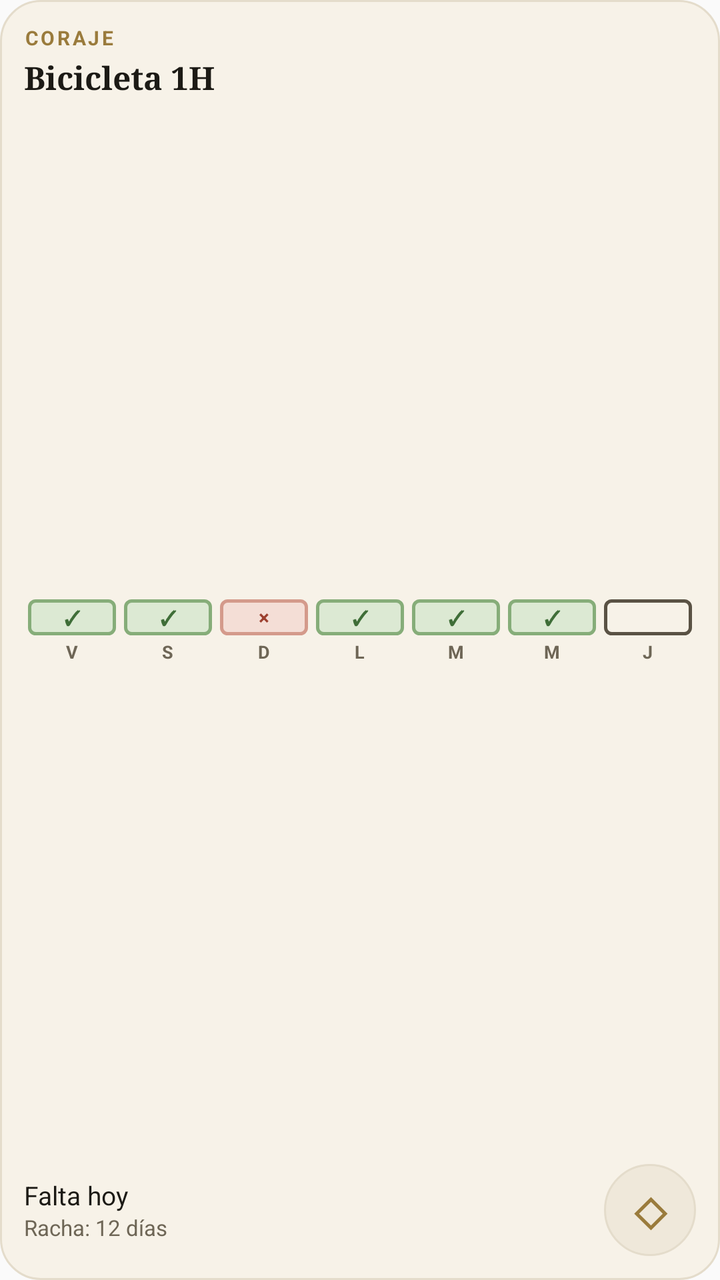
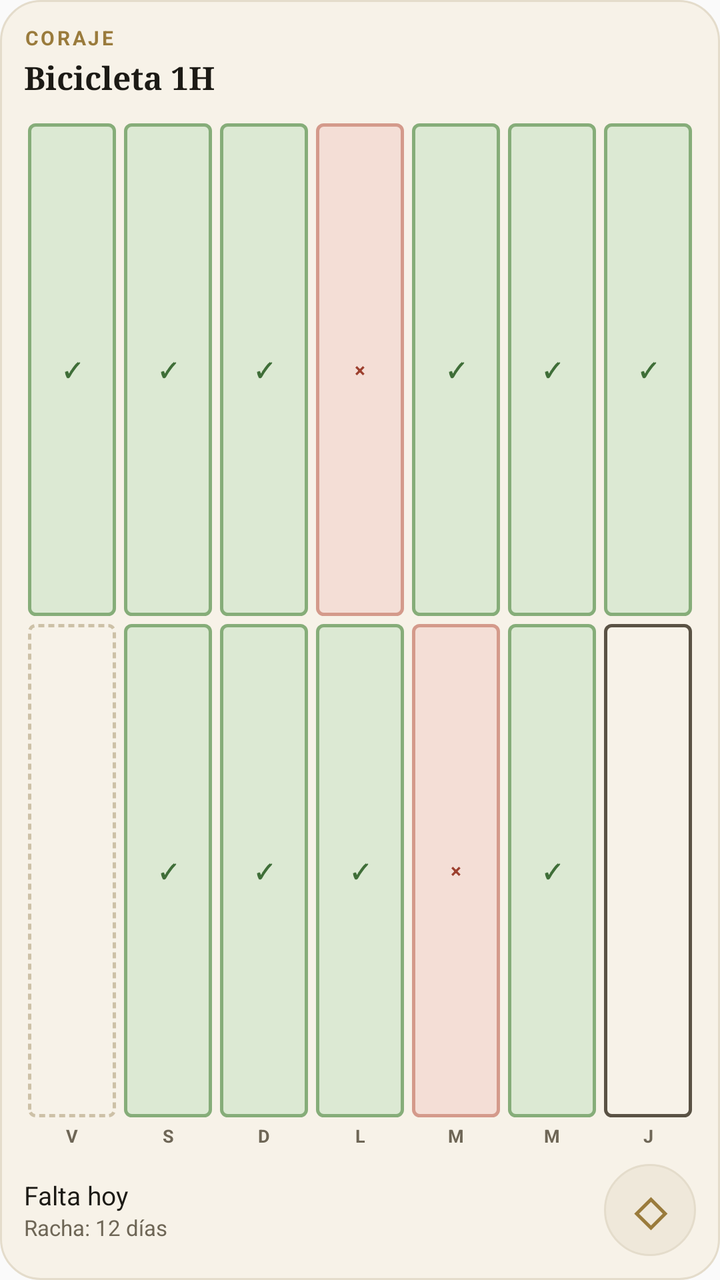

Screens rendered from an Android XML layout before and after an edit, with the pre-edit source and the edit as a unified diff.
<!-- AndroidManifest.xml: application theme AppTheme -->
<!-- res/layout/widget_habito_muestra.xml -->
<?xml version="1.0" encoding="utf-8"?>
<LinearLayout xmlns:android="http://schemas.android.com/apk/res/android" android:id="@+id/widget_raiz" android:layout_width="match_parent" android:layout_height="match_parent" android:background="@drawable/widget_fondo" android:orientation="vertical" android:padding="12dp">

    <TextView android:id="@+id/h_virtud" android:layout_width="wrap_content" android:layout_height="wrap_content" android:letterSpacing="0.12" android:maxLines="1" android:text="Coraje" android:textAllCaps="true" android:textColor="@color/widget_dorado" android:textSize="10sp" android:textStyle="bold"/>

    <TextView android:id="@+id/h_nombre" android:layout_width="match_parent" android:layout_height="wrap_content" android:layout_marginTop="2dp" android:ellipsize="end" android:fontFamily="serif" android:maxLines="2" android:text="Bicicleta 1H" android:textColor="@color/widget_texto" android:textSize="16sp" android:textStyle="bold"/>

    <FrameLayout android:layout_width="match_parent" android:layout_height="0dp" android:layout_weight="1" android:minHeight="6dp"/>

    
    <LinearLayout android:id="@+id/h_semana" android:layout_width="match_parent" android:layout_height="wrap_content" android:orientation="horizontal">

        <LinearLayout android:layout_width="0dp" android:layout_height="wrap_content" android:layout_weight="1" android:gravity="center_horizontal" android:orientation="vertical">

            <TextView android:id="@+id/h_bx0" android:layout_width="match_parent" android:layout_height="18dp" android:layout_marginStart="2dp" android:layout_marginEnd="2dp" android:background="@drawable/dia_ok" android:gravity="center" android:textColor="@color/widget_ok" android:textSize="10sp" android:textStyle="bold" android:text="✓"/>

            <TextView android:id="@+id/h_lb0" android:layout_width="wrap_content" android:layout_height="wrap_content" android:layout_marginTop="2dp" android:textColor="@color/widget_suave" android:textSize="9sp" android:textStyle="bold" android:text="V"/>
        </LinearLayout>

        <LinearLayout android:layout_width="0dp" android:layout_height="wrap_content" android:layout_weight="1" android:gravity="center_horizontal" android:orientation="vertical">

            <TextView android:id="@+id/h_bx1" android:layout_width="match_parent" android:layout_height="18dp" android:layout_marginStart="2dp" android:layout_marginEnd="2dp" android:background="@drawable/dia_ok" android:gravity="center" android:textColor="@color/widget_ok" android:textSize="10sp" android:textStyle="bold" android:text="✓"/>

            <TextView android:id="@+id/h_lb1" android:layout_width="wrap_content" android:layout_height="wrap_content" android:layout_marginTop="2dp" android:textColor="@color/widget_suave" android:textSize="9sp" android:textStyle="bold" android:text="S"/>
        </LinearLayout>

        <LinearLayout android:layout_width="0dp" android:layout_height="wrap_content" android:layout_weight="1" android:gravity="center_horizontal" android:orientation="vertical">

            <TextView android:id="@+id/h_bx2" android:layout_width="match_parent" android:layout_height="18dp" android:layout_marginStart="2dp" android:layout_marginEnd="2dp" android:background="@drawable/dia_mal" android:gravity="center" android:textColor="@color/widget_miss" android:textSize="10sp" android:textStyle="bold" android:text="×"/>

            <TextView android:id="@+id/h_lb2" android:layout_width="wrap_content" android:layout_height="wrap_content" android:layout_marginTop="2dp" android:textColor="@color/widget_suave" android:textSize="9sp" android:textStyle="bold" android:text="D"/>
        </LinearLayout>

        <LinearLayout android:layout_width="0dp" android:layout_height="wrap_content" android:layout_weight="1" android:gravity="center_horizontal" android:orientation="vertical">

            <TextView android:id="@+id/h_bx3" android:layout_width="match_parent" android:layout_height="18dp" android:layout_marginStart="2dp" android:layout_marginEnd="2dp" android:background="@drawable/dia_ok" android:gravity="center" android:textColor="@color/widget_ok" android:textSize="10sp" android:textStyle="bold" android:text="✓"/>

            <TextView android:id="@+id/h_lb3" android:layout_width="wrap_content" android:layout_height="wrap_content" android:layout_marginTop="2dp" android:textColor="@color/widget_suave" android:textSize="9sp" android:textStyle="bold" android:text="L"/>
        </LinearLayout>

        <LinearLayout android:layout_width="0dp" android:layout_height="wrap_content" android:layout_weight="1" android:gravity="center_horizontal" android:orientation="vertical">

            <TextView android:id="@+id/h_bx4" android:layout_width="match_parent" android:layout_height="18dp" android:layout_marginStart="2dp" android:layout_marginEnd="2dp" android:background="@drawable/dia_ok" android:gravity="center" android:textColor="@color/widget_ok" android:textSize="10sp" android:textStyle="bold" android:text="✓"/>

            <TextView android:id="@+id/h_lb4" android:layout_width="wrap_content" android:layout_height="wrap_content" android:layout_marginTop="2dp" android:textColor="@color/widget_suave" android:textSize="9sp" android:textStyle="bold" android:text="M"/>
        </LinearLayout>

        <LinearLayout android:layout_width="0dp" android:layout_height="wrap_content" android:layout_weight="1" android:gravity="center_horizontal" android:orientation="vertical">

            <TextView android:id="@+id/h_bx5" android:layout_width="match_parent" android:layout_height="18dp" android:layout_marginStart="2dp" android:layout_marginEnd="2dp" android:background="@drawable/dia_ok" android:gravity="center" android:textColor="@color/widget_ok" android:textSize="10sp" android:textStyle="bold" android:text="✓"/>

            <TextView android:id="@+id/h_lb5" android:layout_width="wrap_content" android:layout_height="wrap_content" android:layout_marginTop="2dp" android:textColor="@color/widget_suave" android:textSize="9sp" android:textStyle="bold" android:text="M"/>
        </LinearLayout>

        <LinearLayout android:layout_width="0dp" android:layout_height="wrap_content" android:layout_weight="1" android:gravity="center_horizontal" android:orientation="vertical">

            <TextView android:id="@+id/h_bx6" android:layout_width="match_parent" android:layout_height="18dp" android:layout_marginStart="2dp" android:layout_marginEnd="2dp" android:background="@drawable/dia_hoy" android:gravity="center" android:textColor="@color/widget_ok" android:textSize="10sp" android:textStyle="bold" android:text=""/>

            <TextView android:id="@+id/h_lb6" android:layout_width="wrap_content" android:layout_height="wrap_content" android:layout_marginTop="2dp" android:textColor="@color/widget_suave" android:textSize="9sp" android:textStyle="bold" android:text="J"/>
        </LinearLayout>
    </LinearLayout>

    <FrameLayout android:layout_width="match_parent" android:layout_height="0dp" android:layout_weight="1" android:minHeight="6dp"/>

    <LinearLayout android:layout_width="match_parent" android:layout_height="wrap_content" android:gravity="center_vertical" android:orientation="horizontal">

        <LinearLayout android:layout_width="0dp" android:layout_height="wrap_content" android:layout_weight="1" android:orientation="vertical">

            <TextView android:id="@+id/h_detalle" android:layout_width="wrap_content" android:layout_height="wrap_content" android:maxLines="1" android:textColor="@color/widget_texto" android:textSize="13sp" android:text="Falta hoy"/>

            <TextView android:id="@+id/h_racha" android:layout_width="wrap_content" android:layout_height="wrap_content" android:maxLines="1" android:textColor="@color/widget_suave" android:textSize="11sp" android:text="Racha: 12 días"/>
        </LinearLayout>

        <TextView android:id="@+id/h_marca" android:layout_width="46dp" android:layout_height="46dp" android:background="@drawable/widget_boton" android:gravity="center" android:text="◇" android:textColor="@color/widget_dorado" android:textSize="26sp" android:textStyle="bold"/>
    </LinearLayout>
</LinearLayout>
<!-- resources referenced by this layout -->
<resources>
  <color name="widget_dorado">#9A7B3C</color>
  <color name="widget_miss">#9C3F2E</color>
  <color name="widget_ok">#3F6E38</color>
  <color name="widget_suave">#6E6656</color>
  <color name="widget_texto">#1C1A15</color>
  <!-- drawable dia_hoy (drawable) -->
  <?xml version="1.0" encoding="utf-8"?>
  <shape xmlns:android="http://schemas.android.com/apk/res/android" android:shape="rectangle">
      <solid android:color="#00000000" />
      <stroke android:width="1.5dp" android:color="@color/widget_mu2" />
      <corners android:radius="3dp" />
  </shape>
  <!-- drawable dia_mal (drawable) -->
  <?xml version="1.0" encoding="utf-8"?>
  <shape xmlns:android="http://schemas.android.com/apk/res/android" android:shape="rectangle">
      <solid android:color="@color/widget_missbg" />
      <stroke android:width="1.5dp" android:color="@color/widget_missbd" />
      <corners android:radius="3dp" />
  </shape>
  <!-- drawable dia_ok (drawable) -->
  <?xml version="1.0" encoding="utf-8"?>
  <shape xmlns:android="http://schemas.android.com/apk/res/android" android:shape="rectangle">
      <solid android:color="@color/widget_okbg" />
      <stroke android:width="1.5dp" android:color="@color/widget_okbd" />
      <corners android:radius="3dp" />
  </shape>
  <!-- drawable widget_boton (drawable) -->
  <?xml version="1.0" encoding="utf-8"?>
  <shape xmlns:android="http://schemas.android.com/apk/res/android" android:shape="oval">
      <solid android:color="@color/widget_fila" />
      <stroke android:width="1dp" android:color="@color/widget_borde" />
  </shape>
  <!-- drawable widget_fondo (drawable) -->
  <?xml version="1.0" encoding="utf-8"?>
  <shape xmlns:android="http://schemas.android.com/apk/res/android" android:shape="rectangle">
      <solid android:color="@color/widget_fondo" />
      <corners android:radius="20dp" />
      <stroke android:width="1dp" android:color="@color/widget_borde" />
  </shape>
  <style name="AppTheme" parent="Theme.AppCompat.Light.DarkActionBar">
          
          <item name="colorPrimary">@color/colorPrimary</item>
          <item name="colorPrimaryDark">@color/colorPrimaryDark</item>
          <item name="colorAccent">@color/colorAccent</item>
      </style>
  <color name="widget_mu2">#5A5244</color>
  <color name="widget_missbg">#F4DED6</color>
  <color name="widget_missbd">#D49A8B</color>
  <color name="widget_okbg">#DCE9D3</color>
  <color name="widget_okbd">#86AD79</color>
  <color name="widget_fila">#EFE8DA</color>
  <color name="widget_borde">#E4DCCB</color>
  <color name="widget_fondo">#F7F2E8</color>
</resources>

<!-- the commit's change to res/layout/widget_habito_muestra.xml (unified diff, before → after) -->
@@ -5,62 +5,111 @@
 
     <TextView android:id="@+id/h_nombre" android:layout_width="match_parent" android:layout_height="wrap_content" android:layout_marginTop="2dp" android:ellipsize="end" android:fontFamily="serif" android:maxLines="2" android:text="Bicicleta 1H" android:textColor="@color/widget_texto" android:textSize="16sp" android:textStyle="bold"/>
 
-    <FrameLayout android:layout_width="match_parent" android:layout_height="0dp" android:layout_weight="1" android:minHeight="6dp"/>
+    
+    <LinearLayout android:id="@+id/h_semana" android:layout_width="match_parent" android:layout_height="0dp" android:layout_marginTop="8dp" android:layout_marginBottom="8dp" android:layout_weight="1" android:gravity="bottom" android:orientation="vertical">
 
-    
-    <LinearLayout android:id="@+id/h_semana" android:layout_width="match_parent" android:layout_height="wrap_content" android:orientation="horizontal">
+        <LinearLayout android:id="@+id/h_f0" android:layout_width="match_parent" android:layout_height="0dp" android:layout_weight="1" android:minHeight="14dp" android:layout_marginTop="4dp" android:orientation="horizontal" android:visibility="gone">
 
-        <LinearLayout android:layout_width="0dp" android:layout_height="wrap_content" android:layout_weight="1" android:gravity="center_horizontal" android:orientation="vertical">
+            <TextView android:id="@+id/h_b0_0" android:layout_width="0dp" android:layout_height="match_parent" android:layout_marginStart="2dp" android:layout_marginEnd="2dp" android:layout_weight="1" android:background="@drawable/dia_vacio" android:gravity="center" android:textColor="@color/widget_ok" android:textSize="10sp" android:textStyle="bold"/>
 
-            <TextView android:id="@+id/h_bx0" android:layout_width="match_parent" android:layout_height="18dp" android:layout_marginStart="2dp" android:layout_marginEnd="2dp" android:background="@drawable/dia_ok" android:gravity="center" android:textColor="@color/widget_ok" android:textSize="10sp" android:textStyle="bold" android:text="✓"/>
+            <TextView android:id="@+id/h_b0_1" android:layout_width="0dp" android:layout_height="match_parent" android:layout_marginStart="2dp" android:layout_marginEnd="2dp" android:layout_weight="1" android:background="@drawable/dia_vacio" android:gravity="center" android:textColor="@color/widget_ok" android:textSize="10sp" android:textStyle="bold"/>
 
-            <TextView android:id="@+id/h_lb0" android:layout_width="wrap_content" android:layout_height="wrap_content" android:layout_marginTop="2dp" android:textColor="@color/widget_suave" android:textSize="9sp" android:textStyle="bold" android:text="V"/>
+            <TextView android:id="@+id/h_b0_2" android:layout_width="0dp" android:layout_height="match_parent" android:layout_marginStart="2dp" android:layout_marginEnd="2dp" android:layout_weight="1" android:background="@drawable/dia_vacio" android:gravity="center" android:textColor="@color/widget_ok" android:textSize="10sp" android:textStyle="bold"/>
+
+            <TextView android:id="@+id/h_b0_3" android:layout_width="0dp" android:layout_height="match_parent" android:layout_marginStart="2dp" android:layout_marginEnd="2dp" android:layout_weight="1" android:background="@drawable/dia_vacio" android:gravity="center" android:textColor="@color/widget_ok" android:textSize="10sp" android:textStyle="bold"/>
+
+            <TextView android:id="@+id/h_b0_4" android:layout_width="0dp" android:layout_height="match_parent" android:layout_marginStart="2dp" android:layout_marginEnd="2dp" android:layout_weight="1" android:background="@drawable/dia_vacio" android:gravity="center" android:textColor="@color/widget_ok" android:textSize="10sp" android:textStyle="bold"/>
+
+            <TextView android:id="@+id/h_b0_5" android:layout_width="0dp" android:layout_height="match_parent" android:layout_marginStart="2dp" android:layout_marginEnd="2dp" android:layout_weight="1" android:background="@drawable/dia_vacio" android:gravity="center" android:textColor="@color/widget_ok" android:textSize="10sp" android:textStyle="bold"/>
+
+            <TextView android:id="@+id/h_b0_6" android:layout_width="0dp" android:layout_height="match_parent" android:layout_marginStart="2dp" android:layout_marginEnd="2dp" android:layout_weight="1" android:background="@drawable/dia_vacio" android:gravity="center" android:textColor="@color/widget_ok" android:textSize="10sp" android:textStyle="bold"/>
         </LinearLayout>
 
-        <LinearLayout android:layout_width="0dp" android:layout_height="wrap_content" android:layout_weight="1" android:gravity="center_horizontal" android:orientation="vertical">
+        <LinearLayout android:id="@+id/h_f1" android:layout_width="match_parent" android:layout_height="0dp" android:layout_weight="1" android:minHeight="14dp" android:layout_marginTop="4dp" android:orientation="horizontal" android:visibility="gone">
 
-            <TextView android:id="@+id/h_bx1" android:layout_width="match_parent" android:layout_height="18dp" android:layout_marginStart="2dp" android:layout_marginEnd="2dp" android:background="@drawable/dia_ok" android:gravity="center" android:textColor="@color/widget_ok" android:textSize="10sp" android:textStyle="bold" android:text="✓"/>
+            <TextView android:id="@+id/h_b1_0" android:layout_width="0dp" android:layout_height="match_parent" android:layout_marginStart="2dp" android:layout_marginEnd="2dp" android:layout_weight="1" android:background="@drawable/dia_vacio" android:gravity="center" android:textColor="@color/widget_ok" android:textSize="10sp" android:textStyle="bold"/>
 
-            <TextView android:id="@+id/h_lb1" android:layout_width="wrap_content" android:layout_height="wrap_content" android:layout_marginTop="2dp" android:textColor="@color/widget_suave" android:textSize="9sp" android:textStyle="bold" android:text="S"/>
+            <TextView android:id="@+id/h_b1_1" android:layout_width="0dp" android:layout_height="match_parent" android:layout_marginStart="2dp" android:layout_marginEnd="2dp" android:layout_weight="1" android:background="@drawable/dia_vacio" android:gravity="center" android:textColor="@color/widget_ok" android:textSize="10sp" android:textStyle="bold"/>
+
+            <TextView android:id="@+id/h_b1_2" android:layout_width="0dp" android:layout_height="match_parent" android:layout_marginStart="2dp" android:layout_marginEnd="2dp" android:layout_weight="1" android:background="@drawable/dia_vacio" android:gravity="center" android:textColor="@color/widget_ok" android:textSize="10sp" android:textStyle="bold"/>
+
+            <TextView android:id="@+id/h_b1_3" android:layout_width="0dp" android:layout_height="match_parent" android:layout_marginStart="2dp" android:layout_marginEnd="2dp" android:layout_weight="1" android:background="@drawable/dia_vacio" android:gravity="center" android:textColor="@color/widget_ok" android:textSize="10sp" android:textStyle="bold"/>
+
+            <TextView android:id="@+id/h_b1_4" android:layout_width="0dp" android:layout_height="match_parent" android:layout_marginStart="2dp" android:layout_marginEnd="2dp" android:layout_weight="1" android:background="@drawable/dia_vacio" android:gravity="center" android:textColor="@color/widget_ok" android:textSize="10sp" android:textStyle="bold"/>
+
+            <TextView android:id="@+id/h_b1_5" android:layout_width="0dp" android:layout_height="match_parent" android:layout_marginStart="2dp" android:layout_marginEnd="2dp" android:layout_weight="1" android:background="@drawable/dia_vacio" android:gravity="center" android:textColor="@color/widget_ok" android:textSize="10sp" android:textStyle="bold"/>
+
+            <TextView android:id="@+id/h_b1_6" android:layout_width="0dp" android:layout_height="match_parent" android:layout_marginStart="2dp" android:layout_marginEnd="2dp" android:layout_weight="1" android:background="@drawable/dia_vacio" android:gravity="center" android:textColor="@color/widget_ok" android:textSize="10sp" android:textStyle="bold"/>
         </LinearLayout>
 
-        <LinearLayout android:layout_width="0dp" android:layout_height="wrap_content" android:layout_weight="1" android:gravity="center_horizontal" android:orientation="vertical">
+        <LinearLayout android:id="@+id/h_f2" android:layout_width="match_parent" android:layout_height="0dp" android:layout_weight="1" android:minHeight="14dp" android:layout_marginTop="4dp" android:orientation="horizontal" android:visibility="gone">
 
-            <TextView android:id="@+id/h_bx2" android:layout_width="match_parent" android:layout_height="18dp" android:layout_marginStart="2dp" android:layout_marginEnd="2dp" android:background="@drawable/dia_mal" android:gravity="center" android:textColor="@color/widget_miss" android:textSize="10sp" android:textStyle="bold" android:text="×"/>
+            <TextView android:id="@+id/h_b2_0" android:layout_width="0dp" android:layout_height="match_parent" android:layout_marginStart="2dp" android:layout_marginEnd="2dp" android:layout_weight="1" android:background="@drawable/dia_vacio" android:gravity="center" android:textColor="@color/widget_ok" android:textSize="10sp" android:textStyle="bold"/>
 
-            <TextView android:id="@+id/h_lb2" android:layout_width="wrap_content" android:layout_height="wrap_content" android:layout_marginTop="2dp" android:textColor="@color/widget_suave" android:textSize="9sp" android:textStyle="bold" android:text="D"/>
+            <TextView android:id="@+id/h_b2_1" android:layout_width="0dp" android:layout_height="match_parent" android:layout_marginStart="2dp" android:layout_marginEnd="2dp" android:layout_weight="1" android:background="@drawable/dia_vacio" android:gravity="center" android:textColor="@color/widget_ok" android:textSize="10sp" android:textStyle="bold"/>
+
+            <TextView android:id="@+id/h_b2_2" android:layout_width="0dp" android:layout_height="match_parent" android:layout_marginStart="2dp" android:layout_marginEnd="2dp" android:layout_weight="1" android:background="@drawable/dia_vacio" android:gravity="center" android:textColor="@color/widget_ok" android:textSize="10sp" android:textStyle="bold"/>
+
+            <TextView android:id="@+id/h_b2_3" android:layout_width="0dp" android:layout_height="match_parent" android:layout_marginStart="2dp" android:layout_marginEnd="2dp" android:layout_weight="1" android:background="@drawable/dia_vacio" android:gravity="center" android:textColor="@color/widget_ok" android:textSize="10sp" android:textStyle="bold"/>
+
+            <TextView android:id="@+id/h_b2_4" android:layout_width="0dp" android:layout_height="match_parent" android:layout_marginStart="2dp" android:layout_marginEnd="2dp" android:layout_weight="1" android:background="@drawable/dia_vacio" android:gravity="center" android:textColor="@color/widget_ok" android:textSize="10sp" android:textStyle="bold"/>
+
+            <TextView android:id="@+id/h_b2_5" android:layout_width="0dp" android:layout_height="match_parent" android:layout_marginStart="2dp" android:layout_marginEnd="2dp" android:layout_weight="1" android:background="@drawable/dia_vacio" android:gravity="center" android:textColor="@color/widget_ok" android:textSize="10sp" android:textStyle="bold"/>
+
+            <TextView android:id="@+id/h_b2_6" android:layout_width="0dp" android:layout_height="match_parent" android:layout_marginStart="2dp" android:layout_marginEnd="2dp" android:layout_weight="1" android:background="@drawable/dia_vacio" android:gravity="center" android:textColor="@color/widget_ok" android:textSize="10sp" android:textStyle="bold"/>
         </LinearLayout>
 
-        <LinearLayout android:layout_width="0dp" android:layout_height="wrap_content" android:layout_weight="1" android:gravity="center_horizontal" android:orientation="vertical">
+        <LinearLayout android:id="@+id/h_f3" android:layout_width="match_parent" android:layout_height="0dp" android:layout_weight="1" android:minHeight="14dp" android:layout_marginTop="4dp" android:orientation="horizontal" android:visibility="visible">
 
-            <TextView android:id="@+id/h_bx3" android:layout_width="match_parent" android:layout_height="18dp" android:layout_marginStart="2dp" android:layout_marginEnd="2dp" android:background="@drawable/dia_ok" android:gravity="center" android:textColor="@color/widget_ok" android:textSize="10sp" android:textStyle="bold" android:text="✓"/>
+            <TextView android:id="@+id/h_b3_0" android:layout_width="0dp" android:layout_height="match_parent" android:layout_marginStart="2dp" android:layout_marginEnd="2dp" android:layout_weight="1" android:background="@drawable/dia_ok" android:gravity="center" android:textColor="@color/widget_ok" android:textSize="10sp" android:textStyle="bold" android:text="✓"/>
 
-            <TextView android:id="@+id/h_lb3" android:layout_width="wrap_content" android:layout_height="wrap_content" android:layout_marginTop="2dp" android:textColor="@color/widget_suave" android:textSize="9sp" android:textStyle="bold" android:text="L"/>
+            <TextView android:id="@+id/h_b3_1" android:layout_width="0dp" android:layout_height="match_parent" android:layout_marginStart="2dp" android:layout_marginEnd="2dp" android:layout_weight="1" android:background="@drawable/dia_ok" android:gravity="center" android:textColor="@color/widget_ok" android:textSize="10sp" android:textStyle="bold" android:text="✓"/>
+
+            <TextView android:id="@+id/h_b3_2" android:layout_width="0dp" android:layout_height="match_parent" android:layout_marginStart="2dp" android:layout_marginEnd="2dp" android:layout_weight="1" android:background="@drawable/dia_ok" android:gravity="center" android:textColor="@color/widget_ok" android:textSize="10sp" android:textStyle="bold" android:text="✓"/>
+
+            <TextView android:id="@+id/h_b3_3" android:layout_width="0dp" android:layout_height="match_parent" android:layout_marginStart="2dp" android:layout_marginEnd="2dp" android:layout_weight="1" android:background="@drawable/dia_mal" android:gravity="center" android:textColor="@color/widget_miss" android:textSize="10sp" android:textStyle="bold" android:text="×"/>
+
+            <TextView android:id="@+id/h_b3_4" android:layout_width="0dp" android:layout_height="match_parent" android:layout_marginStart="2dp" android:layout_marginEnd="2dp" android:layout_weight="1" android:background="@drawable/dia_ok" android:gravity="center" android:textColor="@color/widget_ok" android:textSize="10sp" android:textStyle="bold" android:text="✓"/>
+
+            <TextView android:id="@+id/h_b3_5" android:layout_width="0dp" android:layout_height="match_parent" android:layout_marginStart="2dp" android:layout_marginEnd="2dp" android:layout_weight="1" android:background="@drawable/dia_ok" android:gravity="center" android:textColor="@color/widget_ok" android:textSize="10sp" android:textStyle="bold" android:text="✓"/>
+
+            <TextView android:id="@+id/h_b3_6" android:layout_width="0dp" android:layout_height="match_parent" android:layout_marginStart="2dp" android:layout_marginEnd="2dp" android:layout_weight="1" android:background="@drawable/dia_ok" android:gravity="center" android:textColor="@color/widget_ok" android:textSize="10sp" android:textStyle="bold" android:text="✓"/>
         </LinearLayout>
 
-        <LinearLayout android:layout_width="0dp" android:layout_height="wrap_content" android:layout_weight="1" android:gravity="center_horizontal" android:orientation="vertical">
+        <LinearLayout android:id="@+id/h_f4" android:layout_width="match_parent" android:layout_height="0dp" android:layout_weight="1" android:minHeight="14dp" android:layout_marginTop="4dp" android:orientation="horizontal" android:visibility="visible">
 
-            <TextView android:id="@+id/h_bx4" android:layout_width="match_parent" android:layout_height="18dp" android:layout_marginStart="2dp" android:layout_marginEnd="2dp" android:background="@drawable/dia_ok" android:gravity="center" android:textColor="@color/widget_ok" android:textSize="10sp" android:textStyle="bold" android:text="✓"/>
+            <TextView android:id="@+id/h_b4_0" android:layout_width="0dp" android:layout_height="match_parent" android:layout_marginStart="2dp" android:layout_marginEnd="2dp" android:layout_weight="1" android:background="@drawable/dia_inactivo" android:gravity="center" android:textColor="@color/widget_ok" android:textSize="10sp" android:textStyle="bold" android:text=""/>
 
-            <TextView android:id="@+id/h_lb4" android:layout_width="wrap_content" android:layout_height="wrap_content" android:layout_marginTop="2dp" android:textColor="@color/widget_suave" android:textSize="9sp" android:textStyle="bold" android:text="M"/>
+            <TextView android:id="@+id/h_b4_1" android:layout_width="0dp" android:layout_height="match_parent" android:layout_marginStart="2dp" android:layout_marginEnd="2dp" android:layout_weight="1" android:background="@drawable/dia_ok" android:gravity="center" android:textColor="@color/widget_ok" android:textSize="10sp" android:textStyle="bold" android:text="✓"/>
+
+            <TextView android:id="@+id/h_b4_2" android:layout_width="0dp" android:layout_height="match_parent" android:layout_marginStart="2dp" android:layout_marginEnd="2dp" android:layout_weight="1" android:background="@drawable/dia_ok" android:gravity="center" android:textColor="@color/widget_ok" android:textSize="10sp" android:textStyle="bold" android:text="✓"/>
+
+            <TextView android:id="@+id/h_b4_3" android:layout_width="0dp" android:layout_height="match_parent" android:layout_marginStart="2dp" android:layout_marginEnd="2dp" android:layout_weight="1" android:background="@drawable/dia_ok" android:gravity="center" android:textColor="@color/widget_ok" android:textSize="10sp" android:textStyle="bold" android:text="✓"/>
+
+            <TextView android:id="@+id/h_b4_4" android:layout_width="0dp" android:layout_height="match_parent" android:layout_marginStart="2dp" android:layout_marginEnd="2dp" android:layout_weight="1" android:background="@drawable/dia_mal" android:gravity="center" android:textColor="@color/widget_miss" android:textSize="10sp" android:textStyle="bold" android:text="×"/>
+
+            <TextView android:id="@+id/h_b4_5" android:layout_width="0dp" android:layout_height="match_parent" android:layout_marginStart="2dp" android:layout_marginEnd="2dp" android:layout_weight="1" android:background="@drawable/dia_ok" android:gravity="center" android:textColor="@color/widget_ok" android:textSize="10sp" android:textStyle="bold" android:text="✓"/>
+
+            <TextView android:id="@+id/h_b4_6" android:layout_width="0dp" android:layout_height="match_parent" android:layout_marginStart="2dp" android:layout_marginEnd="2dp" android:layout_weight="1" android:background="@drawable/dia_hoy" android:gravity="center" android:textColor="@color/widget_ok" android:textSize="10sp" android:textStyle="bold" android:text=""/>
         </LinearLayout>
 
-        <LinearLayout android:layout_width="0dp" android:layout_height="wrap_content" android:layout_weight="1" android:gravity="center_horizontal" android:orientation="vertical">
+        <LinearLayout android:layout_width="match_parent" android:layout_height="wrap_content" android:layout_marginTop="3dp" android:orientation="horizontal">
 
-            <TextView android:id="@+id/h_bx5" android:layout_width="match_parent" android:layout_height="18dp" android:layout_marginStart="2dp" android:layout_marginEnd="2dp" android:background="@drawable/dia_ok" android:gravity="center" android:textColor="@color/widget_ok" android:textSize="10sp" android:textStyle="bold" android:text="✓"/>
+            <TextView android:id="@+id/h_lb0" android:layout_width="0dp" android:layout_height="wrap_content" android:layout_weight="1" android:gravity="center" android:textColor="@color/widget_suave" android:textSize="9sp" android:textStyle="bold" android:text="V"/>
 
-            <TextView android:id="@+id/h_lb5" android:layout_width="wrap_content" android:layout_height="wrap_content" android:layout_marginTop="2dp" android:textColor="@color/widget_suave" android:textSize="9sp" android:textStyle="bold" android:text="M"/>
-        </LinearLayout>
+            <TextView android:id="@+id/h_lb1" android:layout_width="0dp" android:layout_height="wrap_content" android:layout_weight="1" android:gravity="center" android:textColor="@color/widget_suave" android:textSize="9sp" android:textStyle="bold" android:text="S"/>
 
-        <LinearLayout android:layout_width="0dp" android:layout_height="wrap_content" android:layout_weight="1" android:gravity="center_horizontal" android:orientation="vertical">
+            <TextView android:id="@+id/h_lb2" android:layout_width="0dp" android:layout_height="wrap_content" android:layout_weight="1" android:gravity="center" android:textColor="@color/widget_suave" android:textSize="9sp" android:textStyle="bold" android:text="D"/>
 
-            <TextView android:id="@+id/h_bx6" android:layout_width="match_parent" android:layout_height="18dp" android:layout_marginStart="2dp" android:layout_marginEnd="2dp" android:background="@drawable/dia_hoy" android:gravity="center" android:textColor="@color/widget_ok" android:textSize="10sp" android:textStyle="bold" android:text=""/>
+            <TextView android:id="@+id/h_lb3" android:layout_width="0dp" android:layout_height="wrap_content" android:layout_weight="1" android:gravity="center" android:textColor="@color/widget_suave" android:textSize="9sp" android:textStyle="bold" android:text="L"/>
 
-            <TextView android:id="@+id/h_lb6" android:layout_width="wrap_content" android:layout_height="wrap_content" android:layout_marginTop="2dp" android:textColor="@color/widget_suave" android:textSize="9sp" android:textStyle="bold" android:text="J"/>
+            <TextView android:id="@+id/h_lb4" android:layout_width="0dp" android:layout_height="wrap_content" android:layout_weight="1" android:gravity="center" android:textColor="@color/widget_suave" android:textSize="9sp" android:textStyle="bold" android:text="M"/>
+
+            <TextView android:id="@+id/h_lb5" android:layout_width="0dp" android:layout_height="wrap_content" android:layout_weight="1" android:gravity="center" android:textColor="@color/widget_suave" android:textSize="9sp" android:textStyle="bold" android:text="M"/>
+
+            <TextView android:id="@+id/h_lb6" android:layout_width="0dp" android:layout_height="wrap_content" android:layout_weight="1" android:gravity="center" android:textColor="@color/widget_suave" android:textSize="9sp" android:textStyle="bold" android:text="J"/>
         </LinearLayout>
     </LinearLayout>
-
-    <FrameLayout android:layout_width="match_parent" android:layout_height="0dp" android:layout_weight="1" android:minHeight="6dp"/>
 
     <LinearLayout android:layout_width="match_parent" android:layout_height="wrap_content" android:gravity="center_vertical" android:orientation="horizontal">
 
<!-- resource entries referenced after the edit -->
@@ -12,6 +12,13 @@
       <stroke android:width="1.5dp" android:color="@color/widget_mu2" />
       <corners android:radius="3dp" />
   </shape>
+  <!-- drawable dia_inactivo (drawable) -->
+  <?xml version="1.0" encoding="utf-8"?>
+  <shape xmlns:android="http://schemas.android.com/apk/res/android" android:shape="rectangle">
+      <solid android:color="#00000000" />
+      <stroke android:width="1.5dp" android:color="@color/widget_ln3" android:dashWidth="3dp" android:dashGap="2dp" />
+      <corners android:radius="3dp" />
+  </shape>
   <!-- drawable dia_mal (drawable) -->
   <?xml version="1.0" encoding="utf-8"?>
   <shape xmlns:android="http://schemas.android.com/apk/res/android" android:shape="rectangle">
@@ -24,6 +31,13 @@
   <shape xmlns:android="http://schemas.android.com/apk/res/android" android:shape="rectangle">
       <solid android:color="@color/widget_okbg" />
       <stroke android:width="1.5dp" android:color="@color/widget_okbd" />
+      <corners android:radius="3dp" />
+  </shape>
+  <!-- drawable dia_vacio (drawable) -->
+  <?xml version="1.0" encoding="utf-8"?>
+  <shape xmlns:android="http://schemas.android.com/apk/res/android" android:shape="rectangle">
+      <solid android:color="#00000000" />
+      <stroke android:width="1.5dp" android:color="@color/widget_ln3" />
       <corners android:radius="3dp" />
   </shape>
   <!-- drawable widget_boton (drawable) -->
@@ -46,6 +60,7 @@
           <item name="colorAccent">@color/colorAccent</item>
       </style>
   <color name="widget_mu2">#5A5244</color>
+  <color name="widget_ln3">#CDC1A7</color>
   <color name="widget_missbg">#F4DED6</color>
   <color name="widget_missbd">#D49A8B</color>
   <color name="widget_okbg">#DCE9D3</color>
